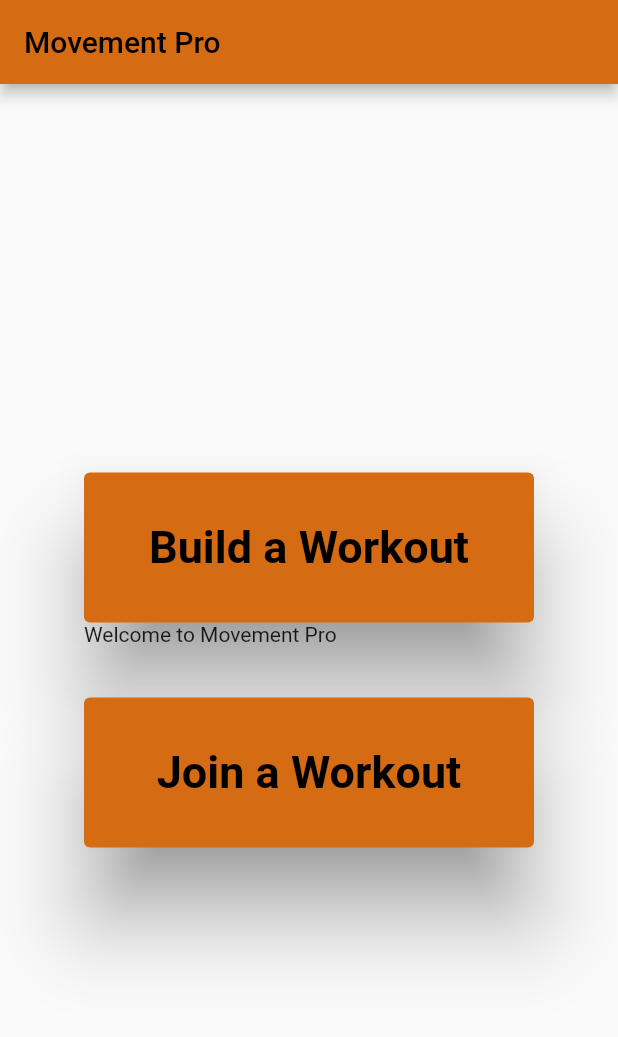
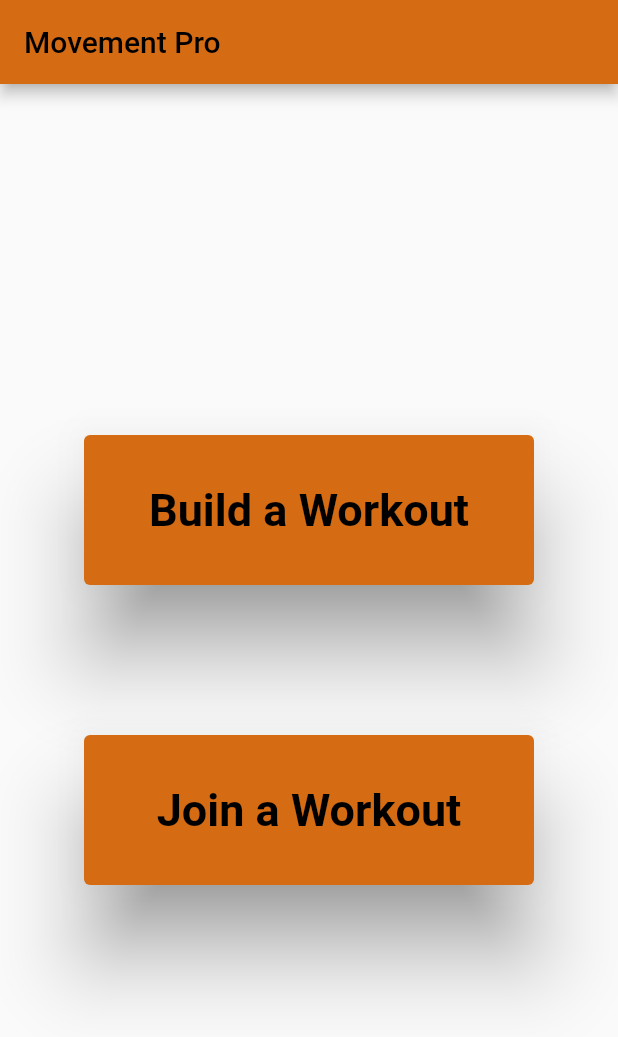
Before and after one commit to iang0319/sockets-project4, a Flutter app: the screen it shows after launch, on a phone screen of 412 x 824 dp. Shown: the top 1037 px of the screen. Run offline on Flutter 3.47's test engine with Material 2 defaults, Android fonts, the phone set to English and light mode, and no system bars; missing offline and left inert: mutex, network_info_plus.

Commit message:
Removed Banner

```diff
--- a/flutter_application_1/lib/main.dart
+++ b/flutter_application_1/lib/main.dart
@@ -121,11 +121,9 @@ class _HomePageState extends State<HomePage> {
                       ),
                 child: const Text('Build a Workout'),
               ),),
-
-            const SizedBox(
+            Container(
               width: 300,
-              height: 50,
-              child: Text('Welcome to Movement Pro'),
+              height: 100,
             ),
             Container(
               width: 300, // <-- Your width
```
